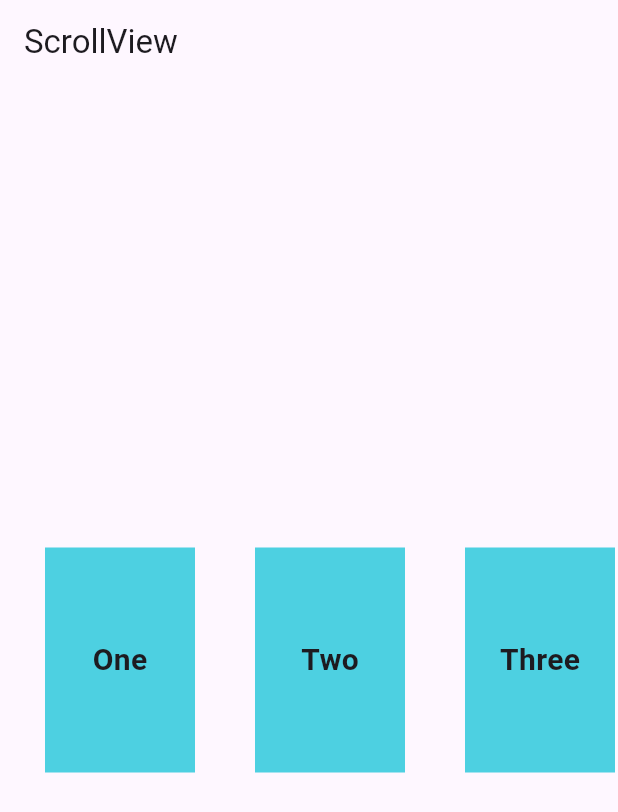
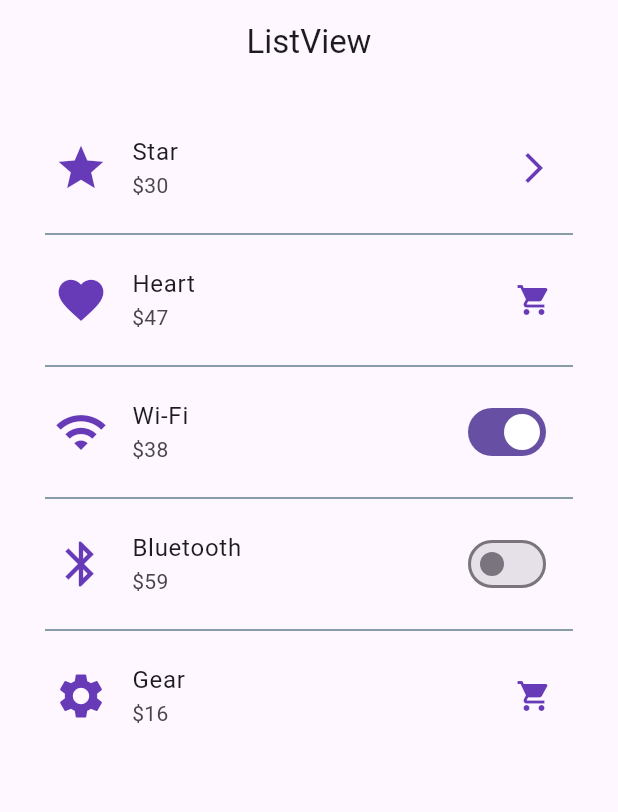
Before and after one commit to passakorns/flutter_sample, a Flutter app: the screen it shows after launch, on a phone screen of 412 x 824 dp. Shown: the top 812 px of the screen. Run offline on Flutter 3.47's test engine with Material 3 defaults, Android fonts, the phone set to English and light mode, and no system bars.

Commit message:
update code week4

```diff
--- a/flutter_sample/lib/main.dart
+++ b/flutter_sample/lib/main.dart
@@ -1,6 +1,8 @@
 import 'package:flutter/material.dart';
-import 'package:flutter_sample/my_container.dart';
-import 'package:flutter_sample/my_scroll.dart';
+//import 'package:flutter_sample/my_gird_page.dart';
+import 'package:flutter_sample/my_listview_page.dart';
+//import 'package:flutter_sample/my_container.dart';
+//import 'package:flutter_sample/my_scroll.dart';
 
 void main() {
   runApp(const MainApp());
@@ -14,7 +16,7 @@ class MainApp extends StatelessWidget {
     return const MaterialApp(
       debugShowCheckedModeBanner: false,
       title: 'My Flutter Sample',
-      home: MyScrllView(),
+      home: MyListviewPage(),
     );
   }
 }
--- /dev/null
+++ b/flutter_sample/lib/my_listview_page.dart
@@ -0,0 +1,99 @@
+import 'dart:math';
+
+import 'package:flutter/material.dart';
+
+class MyListviewPage extends StatefulWidget {
+  const MyListviewPage({super.key});
+
+  @override
+  State<MyListviewPage> createState() => _MyListviewPageState();
+}
+
+class _MyListviewPageState extends State<MyListviewPage> {
+  var rnd = Random();
+  var titleText = ['Star', 'Heart', 'Wi-Fi', 'Bluetooth', 'Gear'];
+  var leadingIcon = [
+    Icons.star,
+    Icons.favorite,
+    Icons.wifi,
+    Icons.bluetooth,
+    Icons.settings
+  ];
+
+  var switchWifi = true;
+  var switchBluetooth = false;
+
+  @override
+  Widget build(BuildContext context) => Scaffold(
+        appBar: AppBar(
+          title: const Text('ListView'),
+          centerTitle: true,
+        ),
+        body: ListView.separated(
+          padding: const EdgeInsets.all(20),
+          itemCount: titleText.length,
+          itemBuilder: (context, index) => buildListItem(context, index),
+          separatorBuilder: (context, index) => const Divider(
+            thickness: 1,
+            color: Colors.blueGrey,
+            indent: 10,
+            endIndent: 10,
+          ),
+        ),
+      );
+
+    Widget buildListItem(BuildContext ctx, int index) {
+      return ListTile(
+        leading: Icon(leadingIcon[index], size: 36,),
+        title: Text(titleText[index]),
+        subtitle: Text('\$${rnd.nextInt(50)+10}'),
+        trailing: trailingWidget(ctx, index),
+        iconColor: Colors.deepPurple,
+        onTap: ()=>myAlert(ctx, 'เปิดดูรายการ ${titleText[index]}'),
+      );
+    }
+
+    Widget trailingWidget(BuildContext ctx, int index){
+      var widgets = <Widget>[
+        const Icon(Icons.arrow_forward_ios),
+        InkWell(
+          child: const Icon(Icons.shopping_cart),
+          onTap: ()=>myAlert(ctx, 'ได้หยิบ ${titleText[index]} ใส่รถเข็นแล้ว'),
+        ),
+        Switch(
+          value: switchWifi,
+          onChanged: (isOn) => setState(() {
+            switchWifi = isOn;
+            var msg = (isOn)?'เปิด':'ปิด';
+            myAlert(ctx, '${titleText[index]}: $msg');
+          }),
+        ),
+        Switch(
+          value: switchBluetooth,
+          onChanged: (isOn) => setState(() {
+            switchWifi = isOn;
+            var msg = (isOn)?'เปิด':'ปิด';
+            myAlert(ctx, '${titleText[index]}: $msg');
+          }),
+        ),
+        InkWell(
+          child: const Icon(Icons.shopping_cart),
+          onTap: ()=>myAlert(ctx, 'ได้หยิบ ${titleText[index]} ใส่รถเข็นแล้ว'),
+        ),
+      ];
+      return widgets[index];
+    }
+
+  void myAlert(BuildContext ctx, String txt){
+    showDialog(
+      context: ctx,
+      builder: (ctx) => AlertDialog(
+        content: Text(txt, style: const TextStyle(fontSize: 30, color: Colors.green),),
+        actions:[
+          TextButton(
+            onPressed: ()=>Navigator.of(ctx).pop(),
+            child: const Text('OK'))
+        ],
+      ));
+  }
+}
```
Also changed, not shown: flutter_sample/lib/my_gird_page.dart (added, +56 -0 lines).
